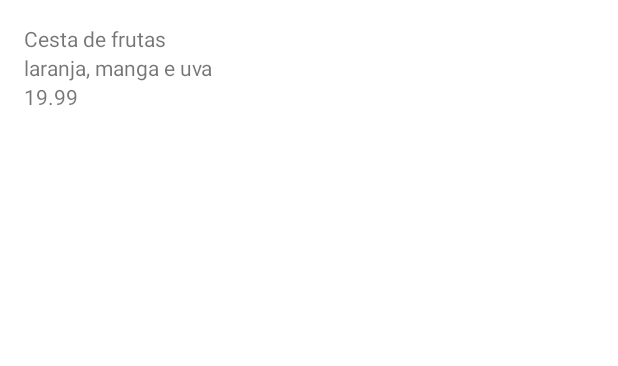
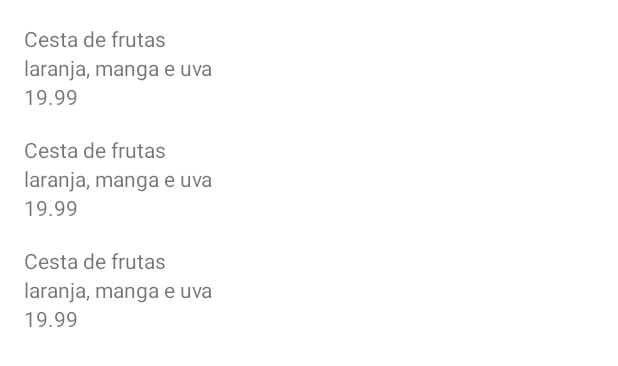
Before and after one commit to GustavoMarquesMartins/app-mobile-android-kotlin-orgs, an Android app: the layout activity_main.xml on its own in the app's theme, with its tools: preview values and no code run, on a phone screen of 412 x 824 dp. Shown: the top 366 px of the screen. Run offline under Robolectric (Android 15) with nearby library versions, the phone set to English and light mode, and no system bars.

Commit message:
adicionar estrutura para listagem de produtos de forma dinamica

```diff
--- a/app/src/main/res/layout/activity_main.xml
+++ b/app/src/main/res/layout/activity_main.xml
@@ -1,38 +1,20 @@
 <?xml version="1.0" encoding="utf-8"?>
-<androidx.constraintlayout.widget.ConstraintLayout xmlns:android="http://schemas.android.com/apk/res/android"
+<androidx.constraintlayout.widget.ConstraintLayout
+    xmlns:android="http://schemas.android.com/apk/res/android"
+    xmlns:app="http://schemas.android.com/apk/res-auto"
     xmlns:tools="http://schemas.android.com/tools"
+
     android:layout_width="match_parent"
-    android:layout_height="match_parent"
-    xmlns:app="http://schemas.android.com/apk/res-auto">
+    android:layout_height="match_parent">
 
-    <TextView
-        android:id="@+id/nome"
-        android:layout_width="match_parent"
-        android:layout_height="wrap_content"
+    <androidx.recyclerview.widget.RecyclerView
+        android:layout_width="0dp"
+        android:layout_height="0dp"
+
         app:layout_constraintStart_toStartOf="parent"
+        app:layout_constraintEnd_toEndOf="parent"
         app:layout_constraintTop_toTopOf="parent"
-        android:layout_margin="16dp"
-        tools:text="Cesta de frutas"/>
-
-    <TextView
-        android:id="@+id/descricao"
-        android:layout_width="match_parent"
-        android:layout_height="wrap_content"
-        app:layout_constraintTop_toBottomOf="@id/nome"
-        app:layout_constraintStart_toStartOf="parent"
-        android:layout_marginStart="16dp"
-        android:layout_marginEnd="16dp"
-        tools:text="laranja, manga e uva"/>
-
-    <TextView
-        android:id="@+id/valor"
-        android:layout_width="match_parent"
-        android:layout_height="wrap_content"
-        app:layout_constraintTop_toBottomOf="@id/descricao"
-        app:layout_constraintStart_toStartOf="@+id/descricao"
-        android:layout_marginStart="16dp"
-        android:layout_marginEnd="16dp"
-        tools:text="19.99"/>
-
+        app:layout_constraintBottom_toBottomOf="parent"
+        tools:listitem="@layout/produto_item"/>
 
 </androidx.constraintlayout.widget.ConstraintLayout>
--- /dev/null
+++ b/app/src/main/res/layout/produto_item.xml
@@ -0,0 +1,54 @@
+<?xml version="1.0" encoding="utf-8"?>
+<androidx.constraintlayout.widget.ConstraintLayout
+    xmlns:android="http://schemas.android.com/apk/res/android"
+    xmlns:app="http://schemas.android.com/apk/res-auto"
+    xmlns:tools="http://schemas.android.com/tools"
+
+    android:layout_width="match_parent"
+    android:layout_height="wrap_content">
+
+    <TextView
+        android:id="@+id/nome"
+
+        android:layout_width="0dp"
+        android:layout_height="wrap_content"
+
+        app:layout_constraintStart_toStartOf="parent"
+        app:layout_constraintEnd_toEndOf="parent"
+        app:layout_constraintTop_toTopOf="parent"
+
+        android:layout_margin="16dp"
+
+        tools:text="Cesta de frutas"/>
+
+    <TextView
+        android:id="@+id/descricao"
+
+        android:layout_width="0dp"
+        android:layout_height="wrap_content"
+
+        app:layout_constraintStart_toStartOf="parent"
+        app:layout_constraintEnd_toEndOf="parent"
+        app:layout_constraintTop_toBottomOf="@id/nome"
+
+        android:layout_marginStart="16dp"
+        android:layout_marginEnd="16dp"
+
+        tools:text="laranja, manga e uva"/>
+
+    <TextView
+        android:id="@+id/valor"
+
+        android:layout_width="0dp"
+        android:layout_height="wrap_content"
+
+        app:layout_constraintStart_toStartOf="parent"
+        app:layout_constraintEnd_toEndOf="parent"
+        app:layout_constraintTop_toBottomOf="@id/descricao"
+
+        android:layout_marginStart="16dp"
+        android:layout_marginEnd="16dp"
+
+        tools:text="19.99"/>
+
+</androidx.constraintlayout.widget.ConstraintLayout>
```
